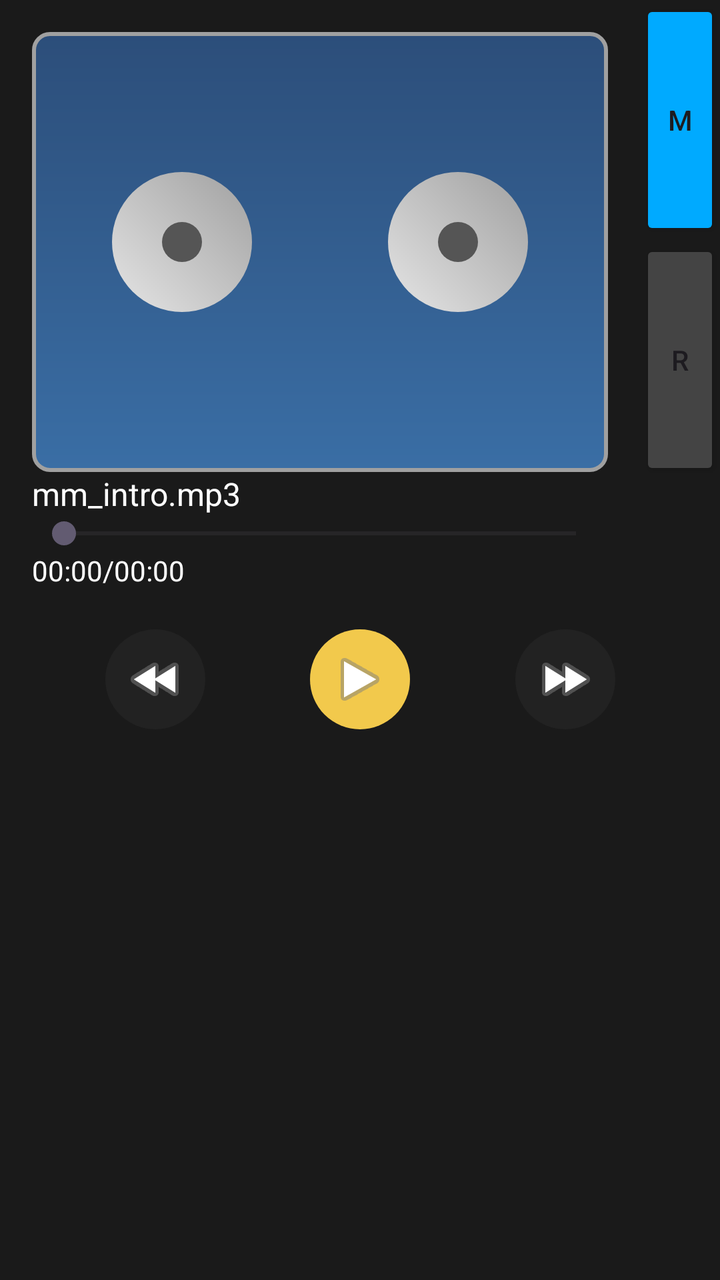
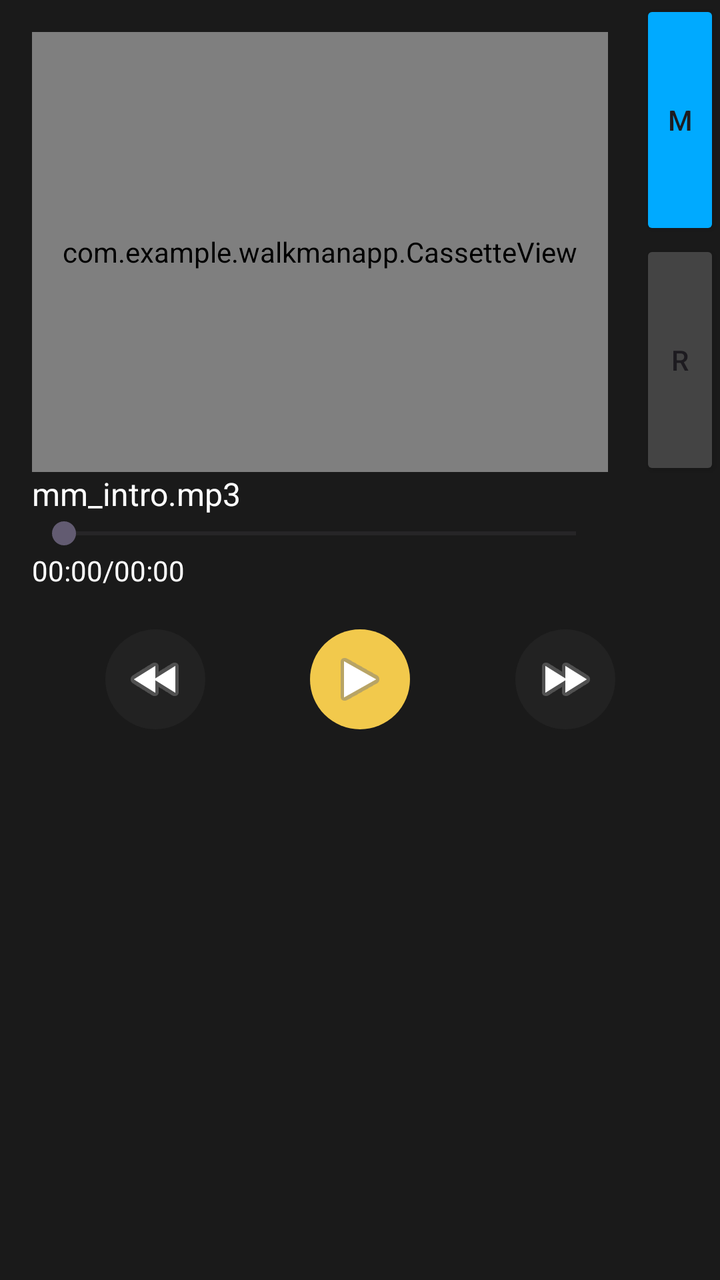

The first picture is an Android layout as it rendered before a commit; the second is the same layout after the commit. The layout source and the unified diff follow.
<!-- AndroidManifest.xml: application theme Theme.WalkmanApp -->
<!-- res/layout/activity_music.xml -->
<?xml version="1.0" encoding="utf-8"?>
<androidx.constraintlayout.widget.ConstraintLayout
    xmlns:android="http://schemas.android.com/apk/res/android"
    xmlns:app="http://schemas.android.com/apk/res-auto"
    android:background="#1A1A1A"
    android:layout_width="match_parent"
    android:layout_height="match_parent">

    
    <Button
        android:id="@+id/btnModeMusic"
        android:layout_width="40dp"
        android:layout_height="120dp"
        android:text="M"
        android:backgroundTint="#00AAFF"
        app:layout_constraintEnd_toEndOf="parent"
        app:layout_constraintTop_toTopOf="parent"
        app:layout_constraintBottom_toTopOf="@id/btnModeRecord"/>

    
    <Button
        android:id="@+id/btnModeRecord"
        android:layout_width="40dp"
        android:layout_height="120dp"
        android:text="R"
        android:backgroundTint="#444444"
        app:layout_constraintEnd_toEndOf="parent"
        app:layout_constraintTop_toBottomOf="@id/btnModeMusic"/>

    
    <FrameLayout
        android:id="@+id/cassetteContainer"
        android:layout_width="0dp"
        android:layout_height="220dp"
        android:layout_margin="16dp"
        android:background="@drawable/bg_walkman_body"

        app:layout_constraintEnd_toStartOf="@id/btnModeMusic"
        app:layout_constraintStart_toStartOf="parent"
        app:layout_constraintTop_toTopOf="parent">

        

        <ImageView
            android:id="@+id/reelLeft"
            android:layout_width="70dp"
            android:layout_height="70dp"
            android:layout_marginStart="40dp"
            android:layout_marginTop="70dp"
            android:background="@drawable/reel"/>



        
        <ImageView
            android:id="@+id/reelRight"
            android:layout_width="70dp"
            android:layout_height="70dp"
            android:layout_gravity="end"
            android:layout_marginEnd="40dp"
            android:layout_marginTop="70dp"
            android:background="@drawable/reel"/>

    </FrameLayout>

    
    <TextView
        android:id="@+id/txtTitle"
        android:layout_width="0dp"
        android:layout_height="wrap_content"
        android:text="mm_intro.mp3"
        android:textColor="#FFFFFF"
        android:textSize="16sp"
        app:layout_constraintTop_toBottomOf="@id/cassetteContainer"
        app:layout_constraintStart_toStartOf="@id/cassetteContainer"
        app:layout_constraintEnd_toEndOf="@id/cassetteContainer"/>

    
    <SeekBar
        android:id="@+id/seekBar"
        android:layout_width="0dp"
        android:layout_height="wrap_content"
        app:layout_constraintTop_toBottomOf="@id/txtTitle"
        app:layout_constraintStart_toStartOf="@id/txtTitle"
        app:layout_constraintEnd_toEndOf="@id/txtTitle"/>

    
    <LinearLayout
        android:id="@+id/layoutTime"
        android:layout_width="0dp"
        android:layout_height="wrap_content"
        android:layout_marginHorizontal="16dp"
        android:orientation="horizontal"
        android:gravity="center_vertical"
        app:layout_constraintTop_toBottomOf="@id/seekBar"
        app:layout_constraintStart_toStartOf="parent"
        app:layout_constraintEnd_toEndOf="parent">

        <TextView
            android:id="@+id/txtCurrentTime"
            android:text="00:00"
            android:textColor="#FFFFFF"
            android:layout_width="wrap_content"
            android:layout_height="wrap_content"/>

        <TextView
            android:id="@+id/txtSlash"
            android:text="/"
            android:textColor="#FFFFFF"
            android:layout_width="wrap_content"
            android:layout_height="wrap_content"/>

        <TextView
            android:id="@+id/txtDuration"
            android:text="00:00"
            android:textColor="#FFFFFF"
            android:layout_width="wrap_content"
            android:layout_height="wrap_content"/>
    </LinearLayout>

    

        <ImageButton
            android:id="@+id/btnBack"
            android:layout_width="50dp"
            android:layout_height="50dp"
            android:background="@drawable/bg_circle"
            android:src="@android:drawable/ic_media_rew"
            android:layout_marginTop="20dp"
            app:layout_constraintTop_toBottomOf="@id/layoutTime"
            app:layout_constraintStart_toStartOf="parent"
            app:layout_constraintEnd_toStartOf="@id/btnPlayMusic"/>

        <ImageButton
            android:id="@+id/btnPlayMusic"
            android:layout_width="50dp"
            android:layout_height="50dp"
            android:background="@drawable/bg_circle"
            android:backgroundTint="@color/walkman_yellow"
            android:src="@android:drawable/ic_media_play"
            app:layout_constraintTop_toTopOf="@id/btnBack"
            app:layout_constraintStart_toEndOf="@id/btnBack"
            app:layout_constraintEnd_toStartOf="@id/btnForward"/>

        <ImageButton
            android:id="@+id/btnForward"
            android:layout_width="50dp"
            android:layout_height="50dp"
            android:background="@drawable/bg_circle"
            android:src="@android:drawable/ic_media_ff"
            app:layout_constraintTop_toTopOf="@id/btnPlayMusic"
            app:layout_constraintStart_toEndOf="@id/btnPlayMusic"
            app:layout_constraintEnd_toEndOf="parent"/>

</androidx.constraintlayout.widget.ConstraintLayout>
<!-- resources referenced by this layout -->
<resources>
  <color name="walkman_yellow">#F2C94C</color>
  <!-- drawable bg_circle (drawable) -->
  <shape xmlns:android="http://schemas.android.com/apk/res/android">
      <solid android:color="#222222"/>
      <corners android:radius="50dp"/>
  </shape>
  <!-- drawable bg_walkman_body (drawable) -->
  <shape xmlns:android="http://schemas.android.com/apk/res/android">
      <gradient
          android:startColor="#3A6EA5"
          android:endColor="#2C4E7A"
          android:angle="90"/>
  
      <corners android:radius="8dp"/>
  
      <stroke
          android:width="2dp"
          android:color="#A0A0A0"/>
  </shape>
  <!-- drawable reel (drawable) -->
  <layer-list xmlns:android="http://schemas.android.com/apk/res/android">
  
      
      <item>
          <shape android:shape="oval">
              <gradient
                  android:startColor="#E5E5E5"
                  android:endColor="#A0A0A0"
                  android:angle="45"/>
          </shape>
      </item>
  
      
      <item
          android:width="20dp"
          android:height="20dp"
          android:gravity="center">
  
          <shape android:shape="oval">
              <solid android:color="#555555"/>
          </shape>
      </item>
  
  </layer-list>
  <style name="Theme.WalkmanApp" parent="Base.Theme.WalkmanApp" />
  <style name="Base.Theme.WalkmanApp" parent="Theme.Material3.DayNight.NoActionBar">
          
          
      </style>
</resources>

<!-- the commit's change to res/layout/activity_music.xml (unified diff, before → after) -->
@@ -28,40 +28,15 @@
         app:layout_constraintTop_toBottomOf="@id/btnModeMusic"/>
 
     
-    <FrameLayout
-        android:id="@+id/cassetteContainer"
+    <com.example.walkmanapp.CassetteView
+        android:id="@+id/cassetteView"
+        android:background="@drawable/bg_walkman_body"
         android:layout_width="0dp"
         android:layout_height="220dp"
         android:layout_margin="16dp"
-        android:background="@drawable/bg_walkman_body"
-
         app:layout_constraintEnd_toStartOf="@id/btnModeMusic"
         app:layout_constraintStart_toStartOf="parent"
-        app:layout_constraintTop_toTopOf="parent">
-
-        
-
-        <ImageView
-            android:id="@+id/reelLeft"
-            android:layout_width="70dp"
-            android:layout_height="70dp"
-            android:layout_marginStart="40dp"
-            android:layout_marginTop="70dp"
-            android:background="@drawable/reel"/>
-
-
-
-        
-        <ImageView
-            android:id="@+id/reelRight"
-            android:layout_width="70dp"
-            android:layout_height="70dp"
-            android:layout_gravity="end"
-            android:layout_marginEnd="40dp"
-            android:layout_marginTop="70dp"
-            android:background="@drawable/reel"/>
-
-    </FrameLayout>
+        app:layout_constraintTop_toTopOf="parent"/>
 
     
     <TextView
@@ -71,9 +46,9 @@
         android:text="mm_intro.mp3"
         android:textColor="#FFFFFF"
         android:textSize="16sp"
-        app:layout_constraintTop_toBottomOf="@id/cassetteContainer"
-        app:layout_constraintStart_toStartOf="@id/cassetteContainer"
-        app:layout_constraintEnd_toEndOf="@id/cassetteContainer"/>
+        app:layout_constraintTop_toBottomOf="@id/cassetteView"
+        app:layout_constraintStart_toStartOf="@id/cassetteView"
+        app:layout_constraintEnd_toEndOf="@id/cassetteView"/>
 
     
     <SeekBar
<!-- resource entries referenced after the edit -->
@@ -19,31 +19,6 @@
           android:width="2dp"
           android:color="#A0A0A0"/>
   </shape>
-  <!-- drawable reel (drawable) -->
-  <layer-list xmlns:android="http://schemas.android.com/apk/res/android">
-  
-      
-      <item>
-          <shape android:shape="oval">
-              <gradient
-                  android:startColor="#E5E5E5"
-                  android:endColor="#A0A0A0"
-                  android:angle="45"/>
-          </shape>
-      </item>
-  
-      
-      <item
-          android:width="20dp"
-          android:height="20dp"
-          android:gravity="center">
-  
-          <shape android:shape="oval">
-              <solid android:color="#555555"/>
-          </shape>
-      </item>
-  
-  </layer-list>
   <style name="Theme.WalkmanApp" parent="Base.Theme.WalkmanApp" />
   <style name="Base.Theme.WalkmanApp" parent="Theme.Material3.DayNight.NoActionBar">
           
